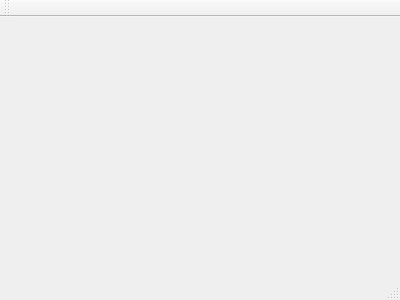
Qt form C++/CodeRefactorGUI/Form/mainwindow.ui (MaxDavidenko/University) before a commit.
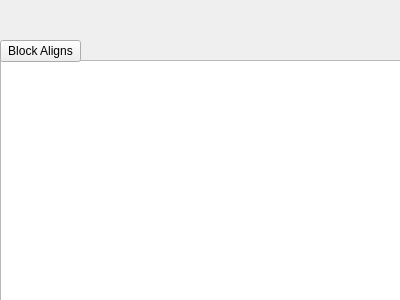
The same form after that commit.

Patch:
```diff
--- a/C++/CodeRefactorGUI/Form/mainwindow.ui
+++ b/C++/CodeRefactorGUI/Form/mainwindow.ui
@@ -12,13 +12,36 @@
   <property name="windowTitle" >
    <string>MainWindow</string>
   </property>
-  <widget class="QMenuBar" name="menuBar" />
-  <widget class="QToolBar" name="mainToolBar" />
-  <widget class="QWidget" name="centralWidget" />
-  <widget class="QStatusBar" name="statusBar" />
+  <widget class="QWidget" name="centralWidget">
+   <widget class="QPlainTextEdit" name="plainTextEdit">
+    <property name="geometry">
+     <rect>
+      <x>0</x>
+      <y>60</y>
+      <width>401</width>
+      <height>241</height>
+     </rect>
+    </property>
+    <property name="overwriteMode">
+     <bool>false</bool>
+    </property>
+   </widget>
+   <widget class="QPushButton" name="pushButton">
+    <property name="geometry">
+     <rect>
+      <x>0</x>
+      <y>40</y>
+      <width>81</width>
+      <height>22</height>
+     </rect>
+    </property>
+    <property name="text">
+     <string>Block Aligns</string>
+    </property>
+   </widget>
+  </widget>
  </widget>
- <layoutDefault spacing="6" margin="11" />
- <pixmapfunction></pixmapfunction>
+ <layoutdefault spacing="6" margin="11"/>
  <resources/>
  <connections/>
 </ui>
```
Left out of the diff: 7 changed lines with no effect on the pictures.
